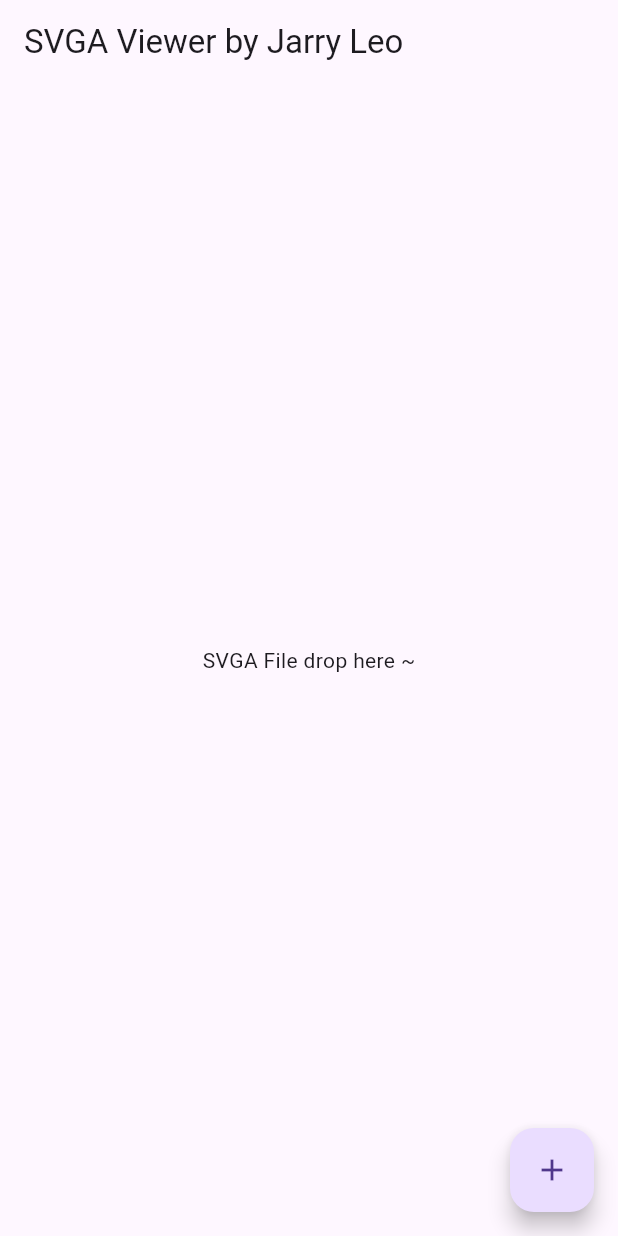
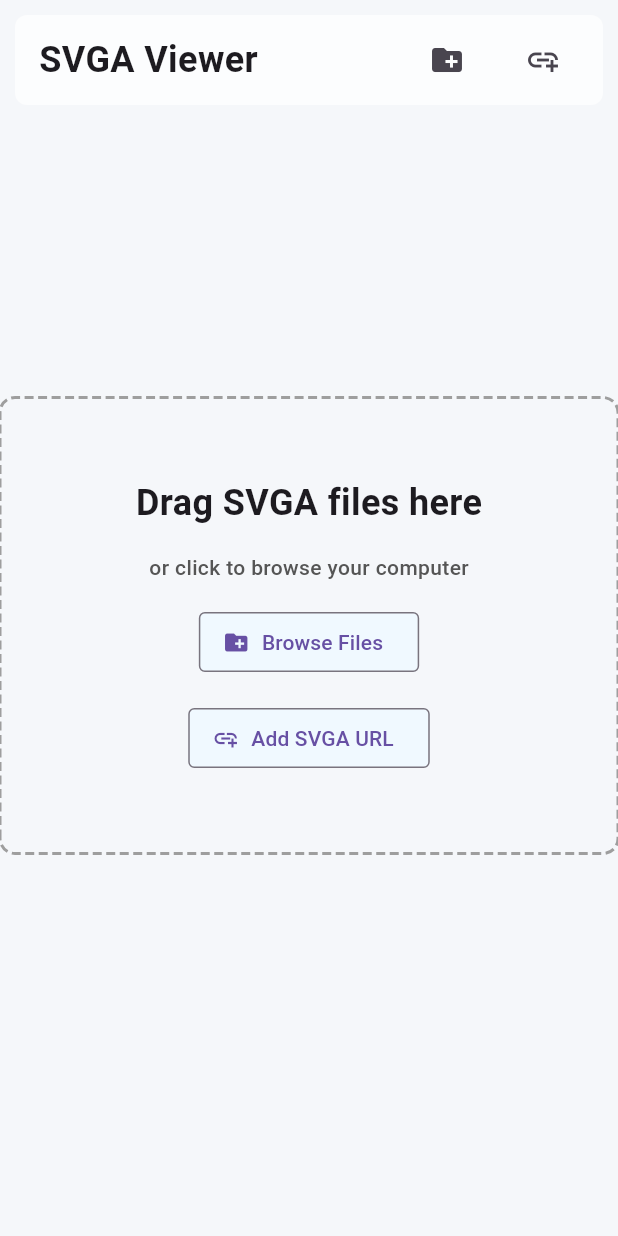
Before and after one commit to jarryleo/svga_player_flutter, a Flutter app: the screen it shows after launch, on a phone screen of 412 x 824 dp. Run offline on Flutter 3.47's test engine with Material 3 defaults, Android fonts, the phone set to English and light mode, and no system bars; drawn by our look-alikes of dotted_border; our stand-ins replace file_picker, path_drawing; missing offline and left inert: desktop_drop, protobuf, window_manager; key blocks and very long unbroken strings in the code were emptied for the run.

Commit message:
[add] UI改造：首页UI调整，增加浏览文件功能

```diff
--- a/lib/page/main_page.dart
+++ b/lib/page/main_page.dart
@@ -1,20 +1,19 @@
 import 'dart:io';
 
+import 'package:dotted_border/dotted_border.dart';
+import 'package:file_picker/file_picker.dart';
 import 'package:flutter/material.dart';
 import 'package:svga_viewer/svgaplayer/svga_source.dart';
+import 'package:svga_viewer/theme/text_styles.dart';
+import 'package:svga_viewer/viewmodel/file_item.dart';
+import 'package:svga_viewer/viewmodel/svga_file_list_model.dart';
 import 'package:svga_viewer/widget/drag_file.dart';
 
+import '../theme/g_colors.dart';
 import 'view_page.dart';
 
-class FileItem {
-  final String name;
-  final String path;
-
-  FileItem({required this.name, required this.path});
-}
-
 class MainPage extends StatefulWidget {
-  final List<FileItem> _list = [];
+  final SvgaFileListModel model = SvgaFileListModel();
 
   MainPage({super.key});
 
@@ -26,44 +25,147 @@ class _MainPageState extends State<MainPage> {
   @override
   Widget build(BuildContext context) {
     return Scaffold(
-      appBar: AppBar(title: const Text('SVGA Viewer by Jarry Leo')),
-      body: DragFile(
-        content: widget._list.isEmpty
-            ? const Center(child: Text('SVGA File drop here ~'))
+      backgroundColor: GColors.bodyBg,
+      body: Stack(
+        children: [
+          Container(
+            margin: const EdgeInsets.only(top: 80.0),
+            child: ListenableBuilder(
+              listenable: widget.model,
+              builder: (context, child) => DragFile(
+                content: widget.model.list.isEmpty
+                    ? _buildEmptyWidget(context)
                     : ListView.separated(
-                itemCount: widget._list.length,
+                        itemCount: widget.model.list.length,
                         separatorBuilder: (_, __) => const Divider(),
                         itemBuilder: (context, index) {
                           return ListTile(
-                      title: Text(widget._list[index].name),
-                      subtitle: Text(widget._list[index].path),
-                      onTap: () => _goToSample(context, widget._list[index]));
-                }),
+                            title: Text(widget.model.list[index].name),
+                            titleTextStyle: GTextStyles.titleStyle,
+                            subtitle: Text(widget.model.list[index].path),
+                            subtitleTextStyle: GTextStyles.contentStyle,
+                            onTap: () =>
+                                _goToSample(context, widget.model.list[index]),
+                            trailing: IconButton(
+                              icon: const Icon(Icons.delete),
+                              onPressed: () {
+                                widget.model.remove(widget.model.list[index]);
+                              },
+                            ),
+                          );
+                        },
+                      ),
                 onDragDone: (detail) {
-          setState(() {
-            // 移除重复的项目
-            for (var newItem in detail.reversed) {
-              widget._list.removeWhere((item) => item.path == newItem.path);
-            }
-            // 将新项目插入到列表开头
-            widget._list.insertAll(0, detail);
-
+                  widget.model.addAll(detail);
                   // 使用 WidgetsBinding 确保 setState 完成后再导航
                   WidgetsBinding.instance.addPostFrameCallback((_) {
-              if (widget._list.isNotEmpty) {
-                _goToSample(context, widget._list.first);
+                    if (widget.model.list.isNotEmpty) {
+                      _goToSample(context, widget.model.list.first);
                     }
-            });
                   });
                 },
               ),
-      // 添加悬浮按钮
-      floatingActionButton: FloatingActionButton(
-        onPressed: () => _showAddUrlDialog(context),
-        child: const Icon(Icons.add),
+            ),
+          ),
+          Positioned(
+              top: 10, left: 10, right: 10, child: _buildMainTopBar(context)),
+        ],
       ),
     );
   }
+
+  Widget _buildMainTopBar(context) => Container(
+        height: 60,
+        padding: const EdgeInsets.symmetric(horizontal: 16.0),
+        decoration: const BoxDecoration(
+          color: Colors.white70,
+          borderRadius: BorderRadius.all(
+            Radius.circular(8),
+          ),
+        ),
+        child: Row(
+          children: [
+            const Text(
+              'SVGA Viewer',
+              style: TextStyle(
+                fontSize: 24.0,
+                fontWeight: FontWeight.bold,
+              ),
+            ),
+            const Spacer(),
+            IconButton(
+              icon: const Icon(Icons.create_new_folder),
+              onPressed: () {
+                _showAddFileDialog(context);
+              },
+            ),
+            const SizedBox(width: 16.0),
+            IconButton(
+              icon: const Icon(Icons.add_link),
+              onPressed: () {
+                _showAddUrlDialog(context);
+              },
+            ),
+          ],
+        ),
+      );
+
+  Widget _buildEmptyWidget(context) => Container(
+        alignment: Alignment.center,
+        margin: const EdgeInsets.only(bottom: 70.0),
+        child: DottedBorder(
+          borderType: BorderType.RRect,
+          radius: const Radius.circular(10.0),
+          dashPattern: const [6, 3],
+          // 虚线模式：6像素实线，3像素间隔
+          strokeWidth: 2,
+          color: Colors.grey,
+          child: SizedBox(
+            height: 300,
+            width: 500,
+            child: Column(
+              mainAxisAlignment: MainAxisAlignment.center,
+              children: [
+                const Text(
+                  'Drag SVGA files here',
+                  style: TextStyle(fontSize: 24, fontWeight: FontWeight.bold),
+                ),
+                const SizedBox(height: 16),
+                const Text('or click to browse your computer',
+                    style: GTextStyles.contentStyle),
+                const SizedBox(height: 16),
+                OutlinedButton.icon(
+                  icon: const Icon(Icons.create_new_folder),
+                  label: const Text('Browse Files'),
+                  onPressed: () => _showAddFileDialog(context),
+                  style: OutlinedButton.styleFrom(
+                    backgroundColor: GColors.lightBlue,
+                    shape: const RoundedRectangleBorder(
+                      borderRadius: BorderRadius.all(
+                        Radius.circular(4.0),
+                      ),
+                    ),
+                  ),
+                ),
+                const SizedBox(height: 16),
+                OutlinedButton.icon(
+                  icon: const Icon(Icons.add_link),
+                  label: const Text('Add SVGA URL'),
+                  onPressed: () => _showAddUrlDialog(context),
+                  style: OutlinedButton.styleFrom(
+                    backgroundColor: GColors.lightBlue,
+                    shape: const RoundedRectangleBorder(
+                      borderRadius: BorderRadius.all(
+                        Radius.circular(4.0),
+                      ),
+                    ),
+                  ),
+                ),
+              ],
+            ),
+          ),
+        ),
+      );
 
   void _goToSample(context, FileItem file) {
     var route = MaterialPageRoute(builder: (context) {
@@ -82,6 +184,24 @@ class _MainPageState extends State<MainPage> {
       Navigator.of(context).pop();
     }
     Navigator.of(context).push(route);
+  }
+
+  Future<void> _showAddFileDialog(BuildContext context) async {
+    // 选择文件
+    FilePickerResult? result = await FilePicker.platform.pickFiles(
+      allowMultiple: true,
+      type: FileType.custom,
+      allowedExtensions: ['svga'],
+    );
+    if (result != null) {
+      var list = result.files
+          .map((e) => FileItem(name: e.name, path: e.path ?? ""))
+          .toList();
+      widget.model.addAll(list);
+      if (list.length == 1) {
+        _goToSample(context, list.first);
+      }
+    }
   }
 
   // 显示添加URL对话框
@@ -143,23 +263,16 @@ class _MainPageState extends State<MainPage> {
                     }
 
                     // 添加新项目到列表
-                    setState(() {
-                      // 移除重复的项目
-                      widget._list.removeWhere((item) => item.path == url);
-                      // 添加新项目到列表开头
-                      widget._list.insert(
-                        0,
-                        FileItem(
+                    var item = FileItem(
                       name: url.split('/').last,
                       path: url,
-                        ),
                     );
-                    });
+                    widget.model.add(item);
                     Navigator.of(context).pop();
                     // 自动跳转到新添加的项目
                     WidgetsBinding.instance.addPostFrameCallback((_) {
-                      if (widget._list.isNotEmpty) {
-                        _goToSample(context, widget._list.first);
+                      if (widget.model.list.isNotEmpty) {
+                        _goToSample(context, widget.model.list.first);
                       }
                     });
                   },
--- /dev/null
+++ b/lib/viewmodel/file_item.dart
@@ -0,0 +1,6 @@
+class FileItem {
+  final String name;
+  final String path;
+
+  FileItem({required this.name, required this.path});
+}
--- a/lib/widget/drag_file.dart
+++ b/lib/widget/drag_file.dart
@@ -1,6 +1,6 @@
 import 'package:desktop_drop/desktop_drop.dart';
 import 'package:flutter/material.dart';
-import 'package:svga_viewer/page/main_page.dart';
+import 'package:svga_viewer/viewmodel/file_item.dart';
 
 class DragFile extends StatefulWidget {
   final Widget? content;
@@ -20,7 +20,9 @@ class _DragFileState extends State<DragFile> {
     return DropTarget(
       onDragDone: (detail) {
         setState(() {
-          var fileList = detail.files.map((e) => FileItem(name: e.name, path: e.path)).toList();
+          var fileList = detail.files
+              .map((e) => FileItem(name: e.name, path: e.path))
+              .toList();
           widget.onDragDone?.call(fileList);
         });
       },
--- a/pubspec.yaml
+++ b/pubspec.yaml
@@ -36,6 +36,8 @@ dependencies:
   archive: ^3.1.2
   window_manager: ^0.3.0
   desktop_drop: ^0.6.1
+  file_picker: ^8.3.0
+  dotted_border: ^2.1.0
 
   # The following adds the Cupertino Icons font to your application.
   # Use with the CupertinoIcons class for iOS style icons.
```
Also changed, not shown: lib/viewmodel/svga_file_list_model.dart (added, +30 -0 lines), pubspec.lock, 1 other file. Lines whose indentation alone changed are shown as unchanged.
